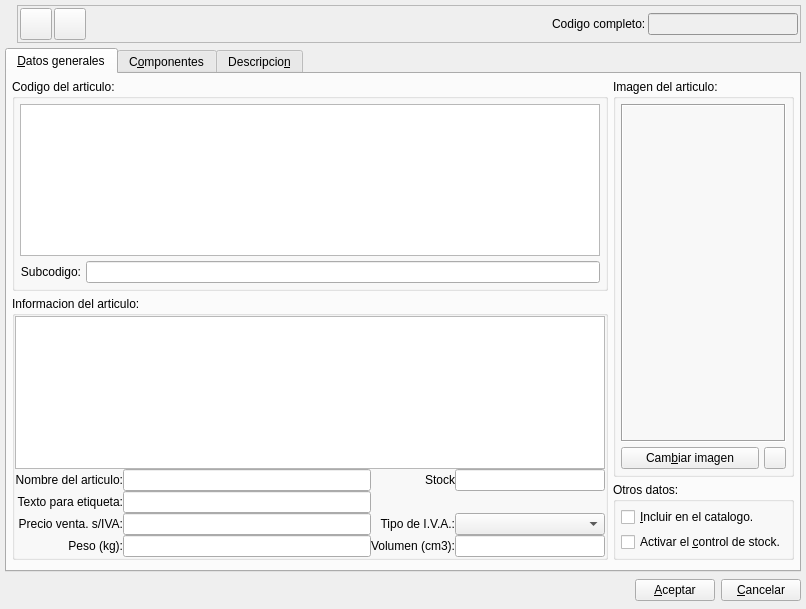
This is bulmages/bulmafact/plugins/pluginbf_articulo/articleeditbase.ui in eboladev/Bulmages-1 as Qt 5 draws it before an edit. The edited form follows.
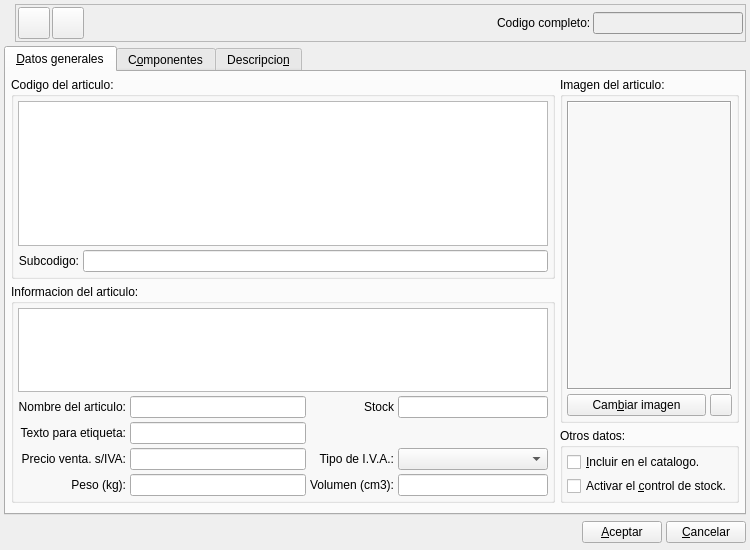
This is the edited form. Icons and pictures are not drawn. Custom widgets are drawn as their Qt base class.

```diff
--- a/bulmages/bulmafact/plugins/pluginbf_articulo/articleeditbase.ui
+++ b/bulmages/bulmafact/plugins/pluginbf_articulo/articleeditbase.ui
@@ -6,10 +6,16 @@
    <rect>
     <x>0</x>
     <y>0</y>
-    <width>806</width>
-    <height>609</height>
+    <width>750</width>
+    <height>550</height>
    </rect>
   </property>
+  <property name="minimumSize">
+   <size>
+    <width>750</width>
+    <height>550</height>
+   </size>
+  </property>
   <property name="focusPolicy">
    <enum>Qt::NoFocus</enum>
   </property>
@@ -22,15 +28,15 @@
   </property>
   <layout class="QGridLayout">
    <property name="margin">
-    <number>5</number>
+    <number>4</number>
    </property>
    <property name="spacing">
-    <number>5</number>
+    <number>4</number>
    </property>
    <item row="0" column="0">
     <layout class="QHBoxLayout">
      <property name="spacing">
-      <number>5</number>
+      <number>4</number>
      </property>
      <property name="margin">
       <number>0</number>
@@ -92,8 +98,8 @@
           </property>
           <property name="iconSize">
            <size>
-            <width>32</width>
-            <height>32</height>
+            <width>22</width>
+            <height>22</height>
            </size>
           </property>
          </widget>
@@ -127,8 +133,8 @@
           </property>
           <property name="iconSize">
            <size>
-            <width>32</width>
-            <height>32</height>
+            <width>22</width>
+            <height>22</height>
            </size>
           </property>
          </widget>
@@ -696,10 +702,10 @@
          </property>
          <layout class="QGridLayout">
           <property name="margin">
-           <number>5</number>
+           <number>4</number>
           </property>
           <property name="spacing">
-           <number>5</number>
+           <number>4</number>
           </property>
           <item row="0" column="0" colspan="2">
            <widget class="BfBuscarFamilia" name="mui_idfamilia">
@@ -759,10 +765,10 @@
          </property>
          <layout class="QGridLayout">
           <property name="margin">
-           <number>5</number>
+           <number>4</number>
           </property>
           <property name="spacing">
-           <number>5</number>
+           <number>4</number>
           </property>
           <item row="0" column="0" colspan="2">
            <widget class="QLabel" name="mui_imagen">
@@ -844,10 +850,10 @@
          </property>
          <layout class="QGridLayout" name="gridLayout">
           <property name="margin">
-           <number>0</number>
+           <number>4</number>
           </property>
           <property name="spacing">
-           <number>0</number>
+           <number>4</number>
           </property>
           <item row="0" column="0" colspan="4">
            <widget class="BfBuscarTipoArticulo" name="mui_idtipo_articulo"/>
@@ -1125,10 +1131,10 @@
          </property>
          <layout class="QVBoxLayout">
           <property name="spacing">
-           <number>5</number>
+           <number>4</number>
           </property>
           <property name="margin">
-           <number>5</number>
+           <number>4</number>
           </property>
           <item>
            <widget class="QCheckBox" name="mui_presentablearticulo">
@@ -1202,7 +1208,7 @@
    <item row="2" column="0">
     <layout class="QHBoxLayout">
      <property name="spacing">
-      <number>6</number>
+      <number>4</number>
      </property>
      <property name="margin">
       <number>0</number>
```
